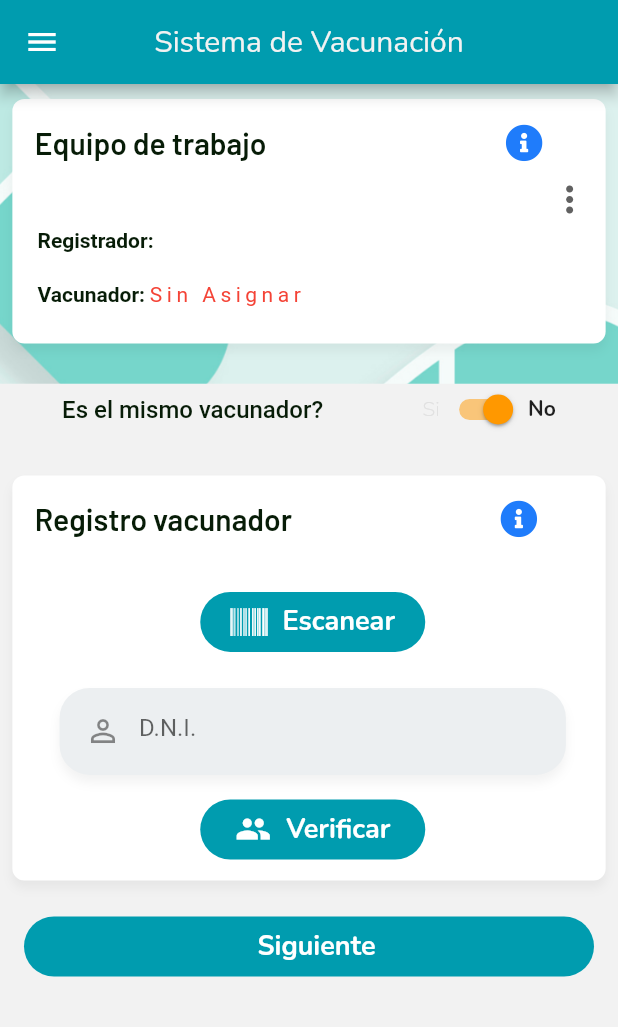
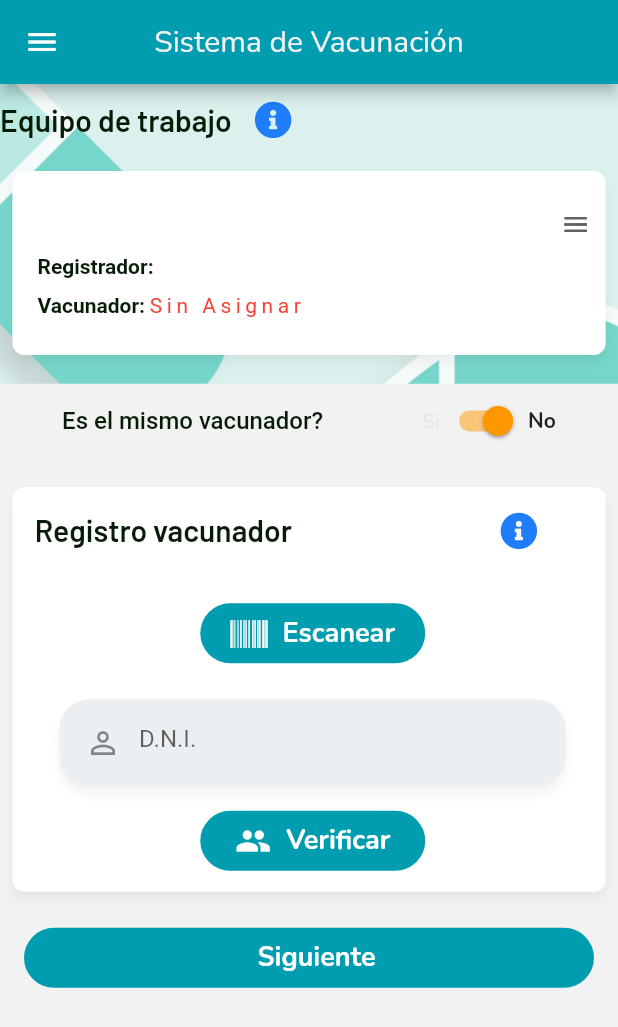
Before and after one commit to UPSTI-DESA/app-vacunacion-formosa, a Flutter app: the VacunadorPage screen opened by its route, in the side drawer, after a tap on "Editar equipo de trabajo", on a phone screen of 412 x 824 dp. Shown: the top 1027 px of the screen. Run offline on Flutter 3.47's test engine with Material 2 defaults, Android fonts, the phone set to English and light mode, and no system bars; our stand-ins replace animate_do, font_awesome_flutter, google_fonts, responsive_builder; missing offline and left inert: flutter_barcode_scanner, flutter_picker; accounts and stored records are empty; network calls fail.

Commit message:
perfiles-efectores provider, service, model

```diff
--- a/lib/src/models/models.dart
+++ b/lib/src/models/models.dart
@@ -1,11 +1,13 @@
 export 'package:sistema_vacunacion/src/models/usuarios/usuarioslogin_models.dart';
 export 'package:sistema_vacunacion/src/models/usuarios/usuariovacunador_models.dart';
 export 'package:sistema_vacunacion/src/models/usuarios/usuariobeneficiario_models.dart';
+export 'package:sistema_vacunacion/src/models/usuarios/usuariosefectores_models.dart';
 export 'package:sistema_vacunacion/src/models/vacunas/vacunasinfo_models.dart';
 export 'package:sistema_vacunacion/src/models/vacunas/vacunaslotes_models.dart';
 export 'package:sistema_vacunacion/src/models/vacunas/vacunasconfig_models.dart';
 export 'package:sistema_vacunacion/src/models/vacunas/vacunavalidacion_models.dart';
 export 'package:sistema_vacunacion/src/models/vacunas/vacunasvalidaciontxt_models.dart';
+export 'package:sistema_vacunacion/src/models/vacunas/vacunasperfil_model.dart';
 export 'package:sistema_vacunacion/src/models/sistema/insertregistros_models.dart';
 export 'package:sistema_vacunacion/src/models/sistema/notificacionesdosis_models.dart';
 export 'package:sistema_vacunacion/src/models/sistema/validarversion_models.dart';
--- a/lib/src/pages/vacunador/vacunador_page.dart
+++ b/lib/src/pages/vacunador/vacunador_page.dart
@@ -5,7 +5,9 @@ import 'package:google_fonts/google_fonts.dart';
 
 import 'package:sistema_vacunacion/src/config/config.dart';
 import 'package:sistema_vacunacion/src/models/models.dart';
+import 'package:sistema_vacunacion/src/providers/efectores_providers.dart';
 import 'package:sistema_vacunacion/src/providers/providers.dart';
+import 'package:sistema_vacunacion/src/services/efectores_servide.dart';
 import 'package:sistema_vacunacion/src/services/services.dart';
 import 'package:sistema_vacunacion/src/widgets/widgets.dart';
 
@@ -38,7 +40,9 @@ class _VacunadorPageState extends State<VacunadorPage>
     animacionNombreVacunado = false;
     switchContainer = false;
     stringVacunador = 'No';
+    cargarEfectoresService(registradorService.registrador!.flxcore03_dni!);
     super.initState();
+
     animacionIcono = AnimationController(
         vsync: this, duration: const Duration(milliseconds: 500));
   }
@@ -79,6 +83,40 @@ class _VacunadorPageState extends State<VacunadorPage>
                   physics: const BouncingScrollPhysics(),
                   child: Column(
                     children: [
+                      Row(
+                        children: [
+                          Text(
+                            'Equipo de trabajo',
+                            style: GoogleFonts.barlow(
+                                textStyle: const TextStyle(
+                                    fontWeight: FontWeight.w600, fontSize: 20)),
+                          ),
+                          IconButton(
+                            alignment: Alignment.centerRight,
+                            onPressed: () {
+                              showDialog(
+                                  context: context,
+                                  builder: (BuildContext context) =>
+                                      DialogoAlerta(
+                                        envioFuncion2: false,
+                                        envioFuncion1: false,
+                                        tituloAlerta: 'Información Adicional',
+                                        descripcionAlerta:
+                                            'Seleccione el switch si es la misma persona que registra y realiza la vacunación.',
+                                        textoBotonAlerta: 'Listo',
+                                        color: SisVacuColor.azulTerciario,
+                                        icon: Icon(Icons.info,
+                                            size: 40.0, color: Colors.grey[50]),
+                                      ));
+                            },
+                            icon: Icon(
+                              FontAwesomeIcons.infoCircle,
+                              color: SisVacuColor.azulSecundario,
+                            ),
+                            iconSize: 25,
+                          ),
+                        ],
+                      ),
                       const SizedBox(
                         height: 10.0,
                       ),
@@ -102,48 +140,9 @@ class _VacunadorPageState extends State<VacunadorPage>
                                 ]),
                             child: Column(
                               children: [
-                                Row(
-                                  children: [
-                                    Text(
-                                      'Equipo de trabajo',
-                                      style: GoogleFonts.barlow(
-                                          textStyle: const TextStyle(
-                                              fontWeight: FontWeight.w600,
-                                              fontSize: 20)),
-                                    ),
-                                    SizedBox(
-                                        width:
-                                            MediaQuery.of(context).size.width *
-                                                0.35),
-                                    IconButton(
-                                      alignment: Alignment.centerRight,
-                                      onPressed: () {
-                                        showDialog(
-                                            context: context,
-                                            builder: (BuildContext context) =>
-                                                DialogoAlerta(
-                                                  envioFuncion2: false,
-                                                  envioFuncion1: false,
-                                                  tituloAlerta:
-                                                      'Información Adicional',
-                                                  descripcionAlerta:
-                                                      'Seleccione el switch si es la misma persona que registra y realiza la vacunación.',
-                                                  textoBotonAlerta: 'Listo',
-                                                  color: SisVacuColor
-                                                      .azulTerciario,
-                                                  icon: Icon(Icons.info,
-                                                      size: 40.0,
-                                                      color: Colors.grey[50]),
-                                                ));
-                                      },
-                                      icon: Icon(
-                                        FontAwesomeIcons.infoCircle,
-                                        color: SisVacuColor.azulSecundario,
-                                      ),
-                                      iconSize: 25,
-                                    ),
-                                  ],
-                                ),
+                                SizedBox(
+                                    height: MediaQuery.of(context).size.width *
+                                        0.05),
                                 Row(
                                   crossAxisAlignment: CrossAxisAlignment.center,
                                   mainAxisAlignment:
@@ -172,22 +171,41 @@ class _VacunadorPageState extends State<VacunadorPage>
                                         showModalBottomSheet(
                                             context: context,
                                             builder: (BuildContext context) {
-                                              return const ListTile(
-                                                title: Text('Efectores'),
-                                              );
+                                              return StreamBuilder(
+                                                  stream: efectoresService
+                                                      .listaEfectoresStream,
+                                                  builder:
+                                                      (BuildContext context,
+                                                          AsyncSnapshot<dynamic>
+                                                              snapshot) {
+                                                    return ListView.builder(
+                                                      itemCount:
+                                                          efectoresService
+                                                              .listaEfectores!
+                                                              .length,
+                                                      itemBuilder:
+                                                          (BuildContext context,
+                                                              int index) {
+                                                        return Text(efectoresService
+                                                            .listaEfectores![
+                                                                index]
+                                                            .sysofic01Descripcion!);
+                                                      },
+                                                    );
+                                                  });
                                             });
                                       },
                                       child: AnimatedIcon(
                                         progress: animacionIcono!,
-                                        icon: AnimatedIcons.ellipsis_search,
-                                        size: 28,
+                                        icon: AnimatedIcons.menu_home,
+                                        size: 20,
                                         color: Colors.grey[700],
                                       ),
                                     ),
                                   ],
                                 ),
                                 const SizedBox(
-                                  height: 5.0,
+                                  height: 10.0,
                                 ),
                                 Row(
                                   children: [
@@ -210,7 +228,7 @@ class _VacunadorPageState extends State<VacunadorPage>
                                   ],
                                 ),
                                 const SizedBox(
-                                  height: 20.0,
+                                  height: 10.0,
                                 ),
                                 Row(
                                   children: [
@@ -594,4 +612,8 @@ class _VacunadorPageState extends State<VacunadorPage>
             ));
     return mensajeExit ?? false;
   }
+
+  cargarEfectoresService(String dni) async {
+    efectoresProviders.obtenerDatosEfectores(dni);
+  }
 }
--- /dev/null
+++ b/lib/src/providers/efectores_providers.dart
@@ -0,0 +1,38 @@
+import 'dart:async';
+import 'package:http/http.dart' as http;
+import 'package:sistema_vacunacion/src/models/models.dart';
+import 'dart:convert';
+
+import 'package:sistema_vacunacion/src/services/efectores_servide.dart';
+
+class _EfectorsProviders {
+  Future<List<Efectores>> procesarRespuestaDos(Uri url) async {
+    final resp = await http.get(url);
+    if (resp.statusCode == 200) {
+      final decodedData = json.decode(resp.body);
+      final efectores = Efectores.fromJsonList(decodedData['usuario']);
+      return efectores.items;
+    }
+    throw 'Ocurrio un error';
+  }
+
+  Future obtenerDatosEfectores(String? dni) async {
+    final url = Uri(
+        scheme: 'https',
+        host: 'dh.formosa.gob.ar',
+        path:
+            '/modulos/webservice/php/version_2_0/wserv_efector_registrador.php',
+        queryParameters: {
+          'flxcore03_dni': dni,
+        });
+
+    final List<Efectores> resp = await procesarRespuestaDos(url);
+    if (resp[0].flxcore03Dni != '') {
+      return efectoresService.cargarListaEfectores(resp);
+    } else {
+      return 0;
+    }
+  }
+}
+
+final efectoresProviders = _EfectorsProviders();
--- a/lib/src/services/services.dart
+++ b/lib/src/services/services.dart
@@ -7,3 +7,4 @@ export 'package:sistema_vacunacion/src/services/notificacionesdosis_service.dart
 export 'package:sistema_vacunacion/src/services/vacunascant_service.dart';
 export 'package:sistema_vacunacion/src/services/vacunadoscant_service.dart';
 export 'package:sistema_vacunacion/src/services/insertregistro_service.dart';
+export 'package:sistema_vacunacion/src/services/perfilesvacunacion_service.dart';
```
Also changed, not shown: lib/src/models/usuarios/usuariosefectores_models.dart (added, +59 -0 lines), lib/src/models/vacunas/vacunasperfil_model.dart (added, +53 -0 lines), lib/src/pages/vacuna/vacunas_page.dart (+15 -6 lines), lib/src/providers/vacunas/perfilesvacunacion_providers.dart (added, +39 -0 lines), lib/src/services/efectores_servide.dart (added, +46 -0 lines), lib/src/services/perfilesvacunacion_service.dart (added, +52 -0 lines).
